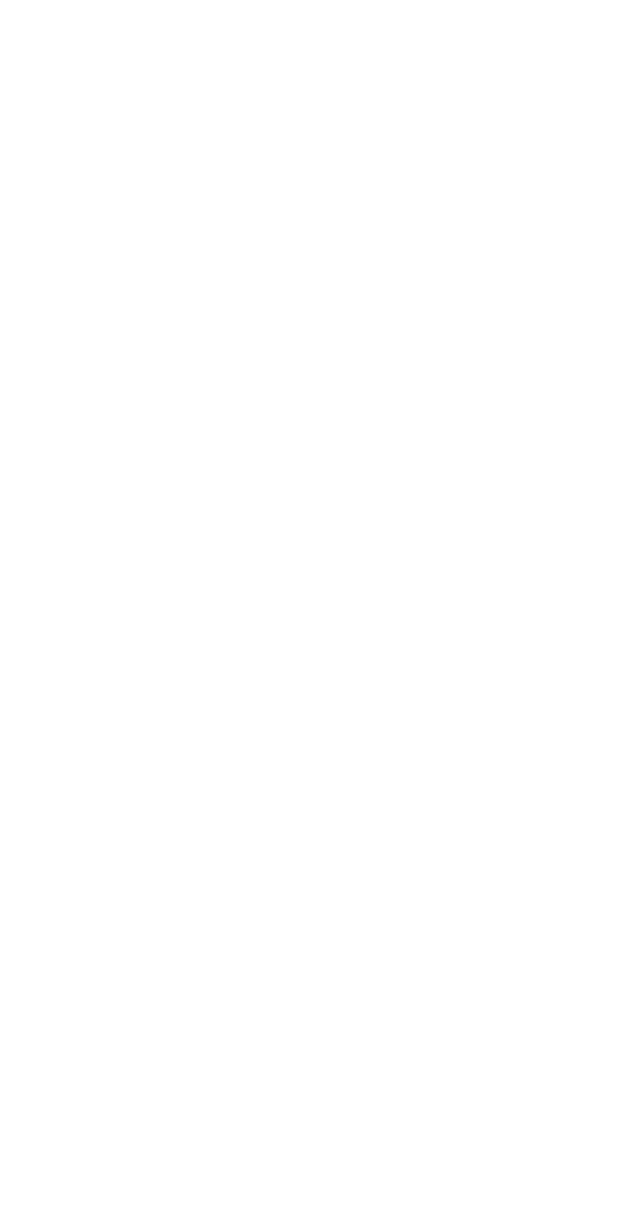
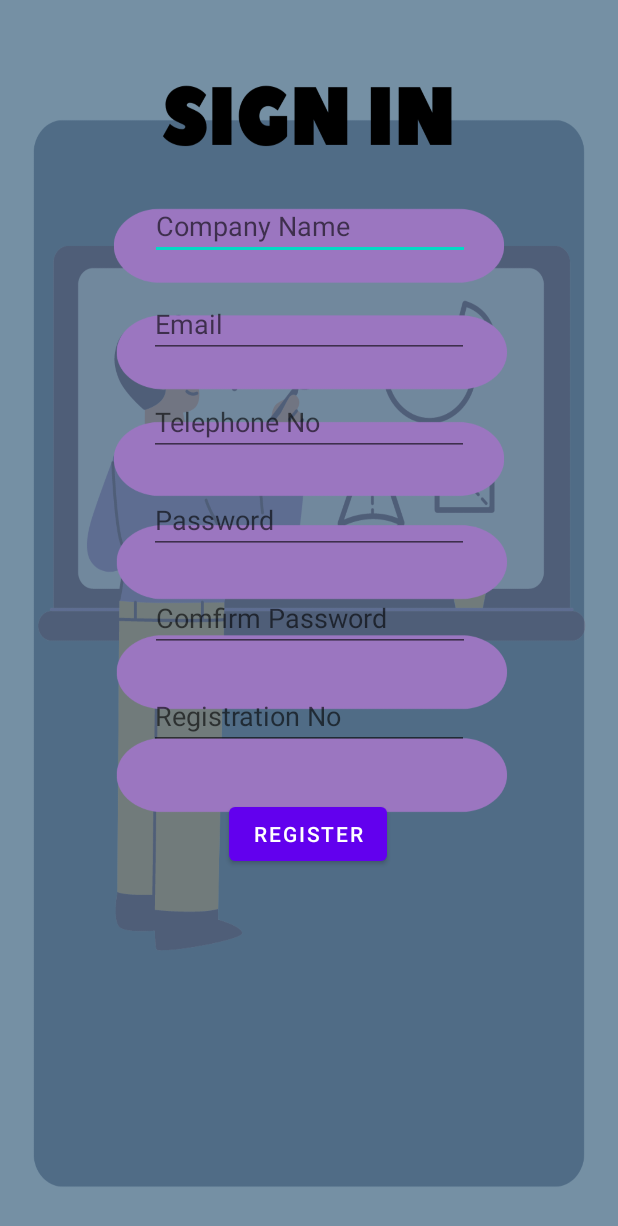
Before and after one commit to Goitsee2/Konoha3, an Android app: the Donor screen opened directly, with no data from a screen before it, on a phone screen of 412 x 824 dp. Before the commit the part shown is empty. Shown: the top 1226 px of the screen. Run offline under Robolectric (Android 15) with nearby library versions, the phone set to English and light mode, and no system bars.

Commit message:
ammendments to the donor sign in

```diff
--- a/app/src/main/res/layout/activity_donor.xml
+++ b/app/src/main/res/layout/activity_donor.xml
@@ -4,6 +4,92 @@
     xmlns:tools="http://schemas.android.com/tools"
     android:layout_width="match_parent"
     android:layout_height="match_parent"
+    android:background="@drawable/donor_signup"
     tools:context=".Donor">
 
+    <EditText
+        android:id="@+id/editTextTextPersonName"
+        android:layout_width="wrap_content"
+        android:layout_height="wrap_content"
+        android:layout_marginTop="128dp"
+        android:ems="10"
+        android:hint="Company Name"
+        android:inputType="textPersonName"
+        app:layout_constraintEnd_toEndOf="parent"
+        app:layout_constraintHorizontal_bias="0.502"
+        app:layout_constraintStart_toStartOf="parent"
+        app:layout_constraintTop_toTopOf="parent" />
+
+    <EditText
+        android:id="@+id/editTextTextPersonName2"
+        android:layout_width="wrap_content"
+        android:layout_height="wrap_content"
+        android:layout_marginTop="20dp"
+        android:ems="10"
+        android:hint="Email"
+        android:inputType="textPersonName"
+        app:layout_constraintEnd_toEndOf="parent"
+        app:layout_constraintStart_toStartOf="parent"
+        app:layout_constraintTop_toBottomOf="@+id/editTextTextPersonName" />
+
+    <EditText
+        android:id="@+id/editTextTextPersonName3"
+        android:layout_width="wrap_content"
+        android:layout_height="wrap_content"
+        android:layout_marginTop="20dp"
+        android:ems="10"
+        android:hint="Telephone No"
+        android:inputType="textPersonName"
+        app:layout_constraintEnd_toEndOf="parent"
+        app:layout_constraintStart_toStartOf="parent"
+        app:layout_constraintTop_toBottomOf="@+id/editTextTextPersonName2" />
+
+    <EditText
+        android:id="@+id/editTextTextPassword"
+        android:layout_width="wrap_content"
+        android:layout_height="wrap_content"
+        android:layout_marginTop="20dp"
+        android:ems="10"
+        android:hint="Password"
+        android:inputType="textPassword"
+        app:layout_constraintEnd_toEndOf="parent"
+        app:layout_constraintStart_toStartOf="parent"
+        app:layout_constraintTop_toBottomOf="@+id/editTextTextPersonName3" />
+
+    <EditText
+        android:id="@+id/editTextTextPassword2"
+        android:layout_width="wrap_content"
+        android:layout_height="wrap_content"
+        android:layout_marginTop="20dp"
+        android:ems="10"
+        android:hint="Comfirm Password"
+        android:inputType="textPassword"
+        app:layout_constraintEnd_toEndOf="parent"
+        app:layout_constraintHorizontal_bias="0.502"
+        app:layout_constraintStart_toStartOf="parent"
+        app:layout_constraintTop_toBottomOf="@+id/editTextTextPassword" />
+
+    <EditText
+        android:id="@+id/editTextTextPersonName6"
+        android:layout_width="wrap_content"
+        android:layout_height="wrap_content"
+        android:layout_marginTop="20dp"
+        android:ems="10"
+        android:hint="Registration No"
+        android:inputType="textPersonName"
+        app:layout_constraintEnd_toEndOf="parent"
+        app:layout_constraintStart_toStartOf="parent"
+        app:layout_constraintTop_toBottomOf="@+id/editTextTextPassword2" />
+
+    <Button
+        android:id="@+id/button3"
+        android:layout_width="wrap_content"
+        android:layout_height="wrap_content"
+        android:layout_marginTop="32dp"
+        android:text="Register"
+        app:layout_constraintEnd_toEndOf="parent"
+        app:layout_constraintHorizontal_bias="0.498"
+        app:layout_constraintStart_toStartOf="parent"
+        app:layout_constraintTop_toBottomOf="@+id/editTextTextPersonName6" />
+
 </androidx.constraintlayout.widget.ConstraintLayout>
--- a/app/src/main/res/layout/activity_school.xml
+++ b/app/src/main/res/layout/activity_school.xml
@@ -4,6 +4,7 @@
     xmlns:tools="http://schemas.android.com/tools"
     android:layout_width="match_parent"
     android:layout_height="match_parent"
+    android:background="@drawable/final_signup"
     tools:context=".School">
 
 </androidx.constraintlayout.widget.ConstraintLayout>
```
Also changed, not shown: app/src/main/res/layout/activity_sign_up.xml (+37 -28 lines), app/src/main/res/drawable-v24/donor_signup.png (added), app/src/main/res/drawable-v24/final_signup.png (added), app/src/main/res/drawable-v24/signup.png (deleted).
